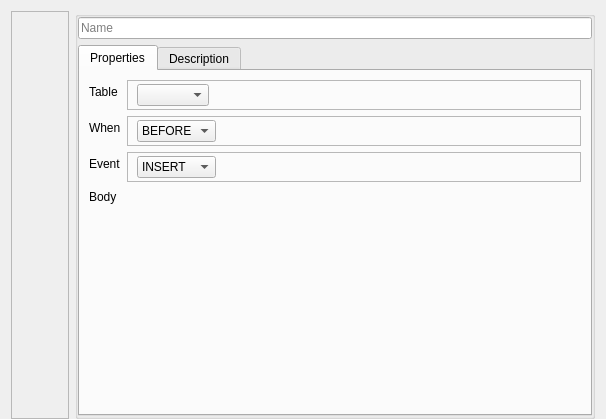
Qt form src/gui/TriggerForm.ui (fritzone/ddm) before a commit.
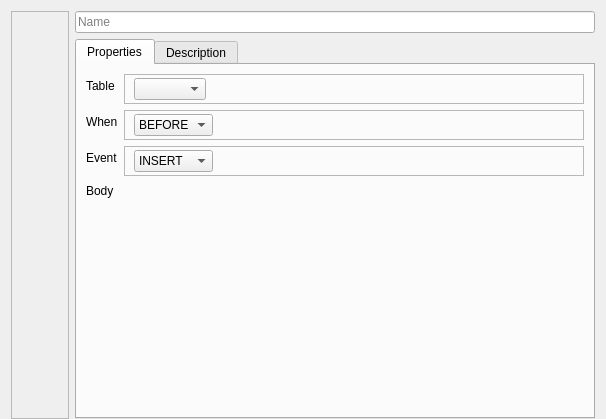
The same form after that commit. Icons and pictures are not drawn.

What changed in the file:
```diff
--- a/src/gui/TriggerForm.ui
+++ b/src/gui/TriggerForm.ui
@@ -100,13 +100,7 @@
     </widget>
    </item>
    <item>
-    <widget class="QGroupBox" name="groupBox">
-     <property name="title">
-      <string/>
-     </property>
-     <property name="flat">
-      <bool>true</bool>
-     </property>
+    <widget class="QWidget" name="widget" native="true">
      <layout class="QVBoxLayout" name="verticalLayout_3">
       <property name="margin">
        <number>0</number>
```
Left out of the diff: 18 changed lines with no effect on the pictures.
